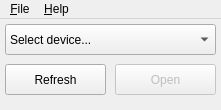
Before: the Qt Designer form src/mainwindow.ui in bloguetronica/itusb1-mngr, drawn with Qt 5.
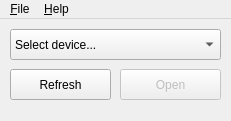
After: the same form once the commit is applied. Icons and pictures are not drawn.

Patch:
```diff
--- a/src/mainwindow.ui
+++ b/src/mainwindow.ui
@@ -6,20 +6,20 @@
    <rect>
     <x>0</x>
     <y>0</y>
-    <width>221</width>
-    <height>110</height>
+    <width>231</width>
+    <height>121</height>
    </rect>
   </property>
   <property name="minimumSize">
    <size>
-    <width>221</width>
-    <height>110</height>
+    <width>231</width>
+    <height>121</height>
    </size>
   </property>
   <property name="maximumSize">
    <size>
-    <width>221</width>
-    <height>110</height>
+    <width>231</width>
+    <height>121</height>
    </size>
   </property>
   <property name="windowTitle">
@@ -43,8 +43,8 @@
    <widget class="QComboBox" name="comboBoxDevices">
     <property name="geometry">
      <rect>
-      <x>5</x>
-      <y>5</y>
+      <x>10</x>
+      <y>10</y>
       <width>211</width>
       <height>31</height>
      </rect>
@@ -58,8 +58,8 @@
    <widget class="QPushButton" name="pushButtonRefresh">
     <property name="geometry">
      <rect>
-      <x>5</x>
-      <y>45</y>
+      <x>10</x>
+      <y>50</y>
       <width>101</width>
       <height>31</height>
      </rect>
@@ -74,8 +74,8 @@
     </property>
     <property name="geometry">
      <rect>
-      <x>115</x>
-      <y>45</y>
+      <x>120</x>
+      <y>50</y>
       <width>101</width>
       <height>31</height>
      </rect>
@@ -90,8 +90,8 @@
     <rect>
      <x>0</x>
      <y>0</y>
-     <width>221</width>
-     <height>29</height>
+     <width>231</width>
+     <height>30</height>
     </rect>
    </property>
    <widget class="QMenu" name="menuFile">
```
